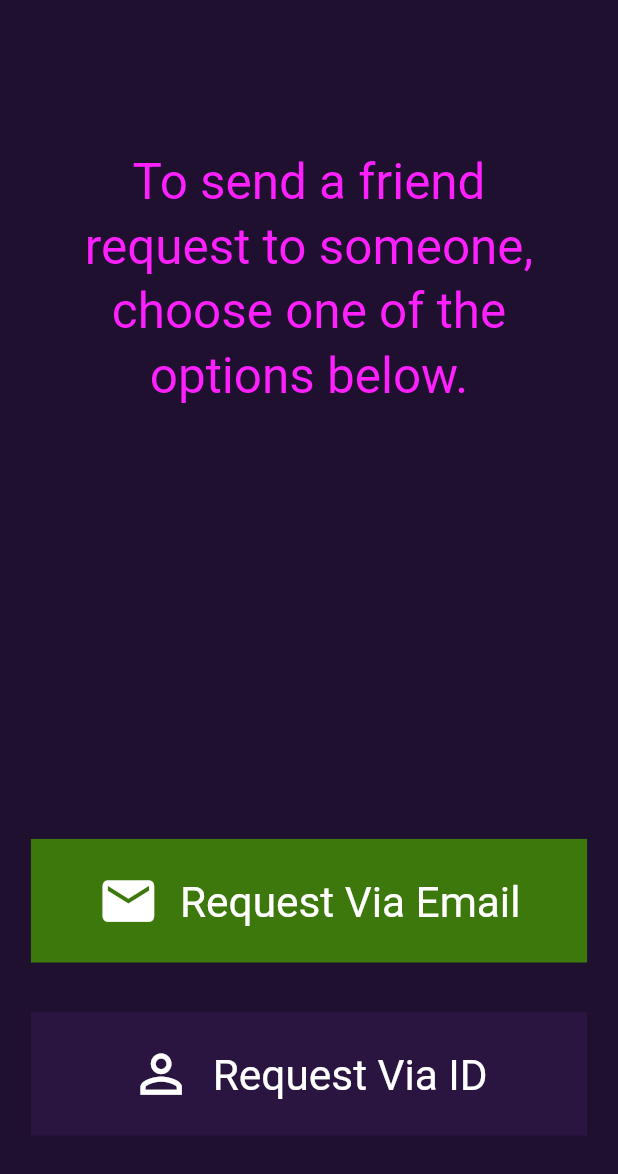
After one commit to bcs4313/flutter_quasar_app, a Flutter app: the ViewFindFriends screen opened directly, on a phone screen of 412 x 824 dp. The commit adds this screen. Shown: the top 1174 px of the screen. Run offline on Flutter 3.47's test engine with Material 2 defaults, Android fonts, the phone set to English and light mode, and no system bars; our stand-ins replace cloud_firestore, firebase_auth, firebase_core, firebase_storage, flutter_datetime_picker, flutter_native_image and 1 more; missing offline and left inert: a package; accounts and stored records are empty.

Commit message:
Constructed a basic layout for the My_Friends tab and Find Friends Tab

```diff
--- a/lib/windows/navigation_pages/drawer_contruct/controller_drawer.dart
+++ b/lib/windows/navigation_pages/drawer_contruct/controller_drawer.dart
@@ -1,10 +1,9 @@
 import 'package:flutter/cupertino.dart';
 import 'package:flutter/material.dart';
 import 'package:flutter_quasar_app/windows/navigation_pages/event_editor/main_page/extension_event_editor.dart';
-import 'package:flutter_quasar_app/windows/navigation_pages/event_editor/tree_builder/extension_tree_builder.dart';
 import 'package:flutter_quasar_app/windows/navigation_pages/home_page/view_homepage.dart';
+import 'package:flutter_quasar_app/windows/navigation_pages/my_friends/extension_friends_home.dart';
 import 'package:flutter_quasar_app/windows/navigation_pages/my_profile/extension_profile_home.dart';
-import 'package:flutter_quasar_app/windows/navigation_pages/my_profile/view_profile_home.dart';
 
 class ControllerDrawer {
 
@@ -26,6 +25,9 @@ class ControllerDrawer {
       case("ViewProfileHome"):
         Navigator.pushReplacement(context, MaterialPageRoute(builder: (context) => ProfileHomeStateful()));
         break;
+      case("ViewFriendsHome"):
+        Navigator.pushReplacement(context, MaterialPageRoute(builder: (context) => FriendsHomeStateful()));
+        break;
     }
   }
 }
--- a/lib/windows/navigation_pages/drawer_contruct/drawer_construct.dart
+++ b/lib/windows/navigation_pages/drawer_contruct/drawer_construct.dart
@@ -14,7 +14,7 @@ class DrawerConstruct extends StatelessWidget {
         children: <Widget>[
           DrawerUtility.createHeader(),
           DrawerUtility.createDrawerItem(context: context, icon: Icons.home, text: 'Home', locale: "ViewHomepage"),
-          DrawerUtility.createDrawerItem(context: context, icon: Icons.supervised_user_circle, text: 'My Friends', locale: "ViewHomepage"),
+          DrawerUtility.createDrawerItem(context: context, icon: Icons.supervised_user_circle, text: 'My Friends', locale: "ViewFriendsHome"),
           DrawerUtility.createDrawerItem(context: context, icon: Icons.double_arrow_sharp, text: 'Join an Event', locale: "ViewTreeBuilder"),
           Divider(),
           DrawerUtility.createDrawerItem(context: context, icon: Icons.mode_edit, text: 'Event Editor', locale: "ViewEventEditorMainPage"),
--- a/lib/windows/navigation_pages/event_editor/event_modifier/deletion_confirmation/controller_event_destroyer.dart
+++ b/lib/windows/navigation_pages/event_editor/event_modifier/deletion_confirmation/controller_event_destroyer.dart
@@ -38,7 +38,7 @@ class ControllerEventDestroyer
       // Remove dynamic map of this specific event from the document in firebase
       firestore.collection('event_groups')
           .doc(auth.currentUser.uid.toString()).update(
-          { eventNum: FieldValue.delete() }).then((value) =>
+          { "base." + eventNum.toString(): FieldValue.delete() }).then((value) =>
 
           // attempt to remove tree_builder tree and then push to the event mainpage, regardless of its result
           firestore.collection("event_trees").doc(auth.currentUser.uid.toString()).
--- a/lib/windows/navigation_pages/event_editor/main_page/view_event_editor.dart
+++ b/lib/windows/navigation_pages/event_editor/main_page/view_event_editor.dart
@@ -3,7 +3,6 @@ import 'package:flutter/rendering.dart';
 import 'package:flutter_quasar_app/windows/navigation_pages/drawer_contruct/drawer_bar_construct.dart';
 import 'package:flutter_quasar_app/windows/navigation_pages/drawer_contruct/drawer_construct.dart';
 import 'package:flutter_quasar_app/windows/navigation_pages/event_editor/main_page/extension_event_editor.dart';
-import 'package:flutter_quasar_app/windows/navigation_pages/event_editor/main_page/widget_event_edtor_event.dart';
 
 import '../../../../col.dart';
 import '../../../../size_config.dart';
@@ -18,7 +17,7 @@ class ViewEventEditorMainPage extends State<CounterPageStateful>
   // used for global scaffold calls (and Snackbars)
   final GlobalKey<ScaffoldState> S_KEY = new GlobalKey<ScaffoldState>();
 
-  // Widget list to construct in this UI
+  // Widget list to fconstruct in this UI
   ListView eventConstruct;
 
   ControllerEventEditor controller;
--- /dev/null
+++ b/lib/windows/navigation_pages/my_friends/find_friends/controller_forgot_password.dart
@@ -0,0 +1,41 @@
+import 'package:firebase_auth/firebase_auth.dart';
+import 'package:flutter/cupertino.dart';
+import 'package:flutter/material.dart';
+import 'package:flutter_quasar_app/windows/account_firewall/create_account/view_create_account.dart';
+import 'package:flutter_quasar_app/windows/account_firewall/login/view_login.dart';
+
+import 'model_forgot_password.dart';
+
+/// @author Cody Smith at RIT
+///
+class ControllerForgotPassword
+{
+  // sets
+  void setEmail(String email) { ModelForgotPassword.email = email; }
+
+  // gets
+  String getEmail() { return ModelForgotPassword.email; }
+
+  /// send email to recover a password.
+  /// @return if email sending process had an error or not in the process.
+  bool sendEmailVerification(GlobalKey<ScaffoldState> S_KEY)
+  {
+    FirebaseAuth auth = FirebaseAuth.instance;
+
+    auth.sendPasswordResetEmail(email: getEmail()).catchError((onError)
+        {
+          ScaffoldMessenger.of(S_KEY.currentContext).showSnackBar(SnackBar(
+            content: Text('Email formatting was invalid. Please try again.'),
+            duration: Duration(seconds: 5),
+          ));
+          return true;
+        });
+    return false;
+  }
+
+  /// Push user to login window (restart window stack)
+  void pushLogin(BuildContext context)
+  {
+    Navigator.pushReplacement(context, MaterialPageRoute(builder: (context) => ViewLogin()));
+  }
+}
--- /dev/null
+++ b/lib/windows/navigation_pages/my_friends/find_friends/model_forgot_password.dart
@@ -0,0 +1,12 @@
+import 'package:firebase_auth/firebase_auth.dart';
+import 'package:flutter/cupertino.dart';
+import 'package:flutter/material.dart';
+import 'package:flutter_quasar_app/windows/account_firewall/create_account/view_create_account.dart';
+
+/// Very Simple model for account signup
+///
+/// @author Cody Smith at RIT
+class ModelForgotPassword
+{
+  static String email;
+}
--- /dev/null
+++ b/lib/windows/navigation_pages/my_friends/find_friends/view_find_friends.dart
@@ -0,0 +1,113 @@
+import 'package:flutter/material.dart';
+
+import '../../../../col.dart';
+import '../../../../size_config.dart';
+import 'controller_forgot_password.dart';
+
+/// Login Screen UI
+///
+/// This both serves as the model and view for our window.
+/// The controller is separate from this file.
+class ViewFindFriends extends StatelessWidget
+{
+  // used for global scaffold calls (and Snackbars)
+  final GlobalKey<ScaffoldState> S_KEY = new GlobalKey<ScaffoldState>();
+
+  // portrait/landscape build separation
+  @override
+  Widget build(BuildContext context) {
+    if (MediaQuery.of(context).orientation == Orientation.portrait) {
+      return generatePortraitView(context);
+    } else {
+      return generateLandscapeView(context);
+    }
+  }
+
+  /// generate a portrait projection of the window view
+  Scaffold generatePortraitView(BuildContext context)
+  {
+    final ControllerForgotPassword controller = new ControllerForgotPassword();
+    return Scaffold(
+      key: S_KEY,
+      resizeToAvoidBottomInset: false, // prevents resizing upon keyboard appearing. Avoids an error.
+      backgroundColor: Col.purple_0,
+      //appBar: AppBar(
+      //  title: Text(widget.title),
+      //),
+
+      body: Center(
+        child: Column(
+          mainAxisAlignment: MainAxisAlignment.start,
+          children: <Widget>[
+            Padding(
+              padding: EdgeInsets.only(top: 12 * SizeConfig.scaleVertical, left: 8 * SizeConfig.scaleHorizontal, right: 8 * SizeConfig.scaleHorizontal),
+              child: Text(
+                  'To send a friend request to someone, choose one of the options below.',
+                  style: TextStyle(fontSize: SizeConfig.scaleHorizontal * 8, height: 1.3, fontFamily: 'Roboto', color: Col.pink),
+                textAlign: TextAlign.center,
+              ),
+            ),
+            Padding(
+              padding:EdgeInsets.only(top: 35 * SizeConfig.scaleVertical),
+            ),
+            Container(
+              color: Col.green,
+              child: SizedBox(
+                width: 90 * SizeConfig.scaleHorizontal,
+                height: 10 * SizeConfig.scaleVertical,
+                child: FittedBox(
+                fit: BoxFit.contain,
+                child: TextButton.icon(
+                  label: Text("Request Via Email",
+                      style: TextStyle(fontSize: SizeConfig.scaleHorizontal * 4,
+                          height: 1.3,
+                          fontFamily: 'Roboto',
+                          color: Col.white)),
+                  icon: Icon(
+                    Icons.email,
+                    color: Col.white,
+                  ), onPressed: () {
+                  //controller.uploadChanges();
+                },
+                ),
+              ),
+              ),
+            ),
+            Padding(
+              padding:EdgeInsets.only(top: 4 * SizeConfig.scaleVertical),
+            ),
+            Container(
+              color: Col.purple_1,
+              child: SizedBox(
+                width: 90 * SizeConfig.scaleHorizontal,
+                height: 10 * SizeConfig.scaleVertical,
+                child: FittedBox(
+                  fit: BoxFit.contain,
+                  child: TextButton.icon(
+                    label: Text("Request Via ID",
+                        style: TextStyle(fontSize: SizeConfig.scaleHorizontal * 4,
+                            height: 1.3,
+                            fontFamily: 'Roboto',
+                            color: Col.white)),
+                    icon: Icon(
+                      Icons.perm_identity,
+                      color: Col.white,
+                    ), onPressed: () {
+                    //controller.uploadChanges();
+                  },
+                  ),
+                ),
+              ),
+            ),
+          ],
+        ),
+      ),
+    );
+  }
+
+  /// generate a landscape projection of the window view
+  Scaffold generateLandscapeView(BuildContext context)
+  {
+    return generatePortraitView(context);
+  }
+}
```
Also changed, not shown: lib/windows/navigation_pages/my_friends/controller_friends_home.dart (added, +29 -0 lines), lib/windows/navigation_pages/my_friends/extension_friends_home.dart (added, +19 -0 lines), lib/windows/navigation_pages/my_friends/view_friends_home.dart (added, +94 -0 lines).
